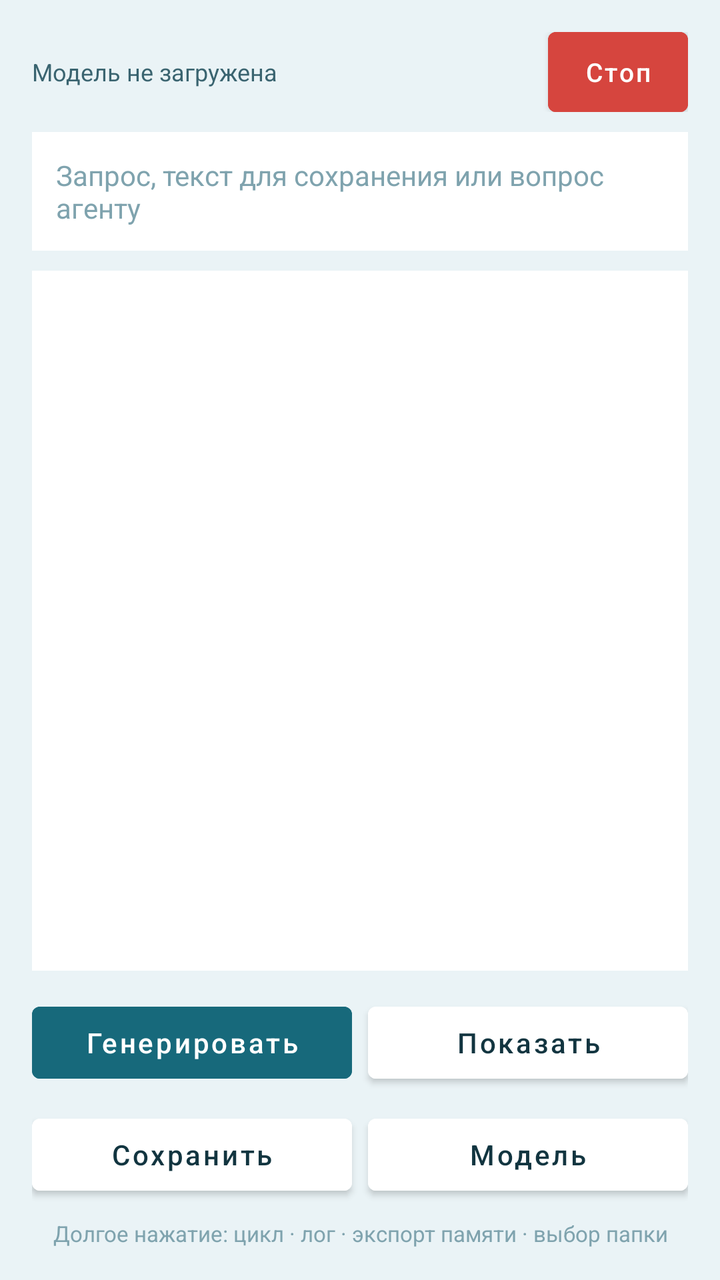
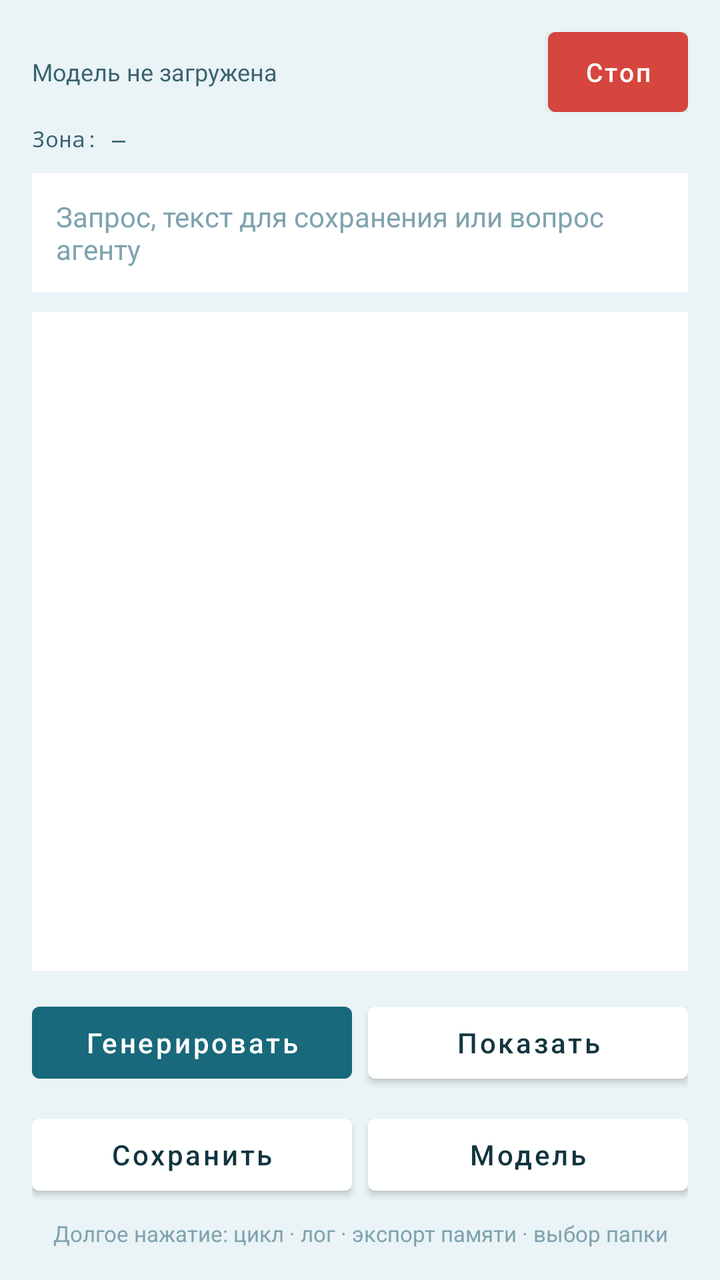

The first picture is an Android layout as it rendered before a commit; the second is the same layout after the commit. The layout source and the unified diff follow.
<!-- AndroidManifest.xml: application theme Theme.UroborosMobile -->
<!-- res/layout/activity_main.xml -->
<?xml version="1.0" encoding="utf-8"?>
<LinearLayout xmlns:android="http://schemas.android.com/apk/res/android"
    android:layout_width="match_parent"
    android:layout_height="match_parent"
    android:orientation="vertical"
    android:background="#EAF3F6"
    android:padding="16dp">

    
    <LinearLayout
        android:layout_width="match_parent"
        android:layout_height="wrap_content"
        android:orientation="horizontal"
        android:gravity="center_vertical">

        <TextView
            android:id="@+id/textModelStatus"
            android:layout_width="0dp"
            android:layout_height="wrap_content"
            android:layout_weight="1"
            android:textSize="12sp"
            android:textColor="#3A6470"
            android:maxLines="1"
            android:ellipsize="end"
            android:text="Модель не загружена"/>

        <Button
            android:id="@+id/buttonStop"
            android:layout_width="wrap_content"
            android:layout_height="wrap_content"
            android:layout_marginStart="8dp"
            android:minWidth="0dp"
            android:minHeight="40dp"
            android:paddingStart="18dp"
            android:paddingEnd="18dp"
            android:insetTop="0dp"
            android:insetBottom="0dp"
            android:textSize="13sp"
            android:textAllCaps="false"
            android:textColor="#FFFFFF"
            android:backgroundTint="#D6453E"
            android:text="Стоп"/>

    </LinearLayout>

    
    <TextView
        android:id="@+id/textStopBanner"
        android:layout_width="match_parent"
        android:layout_height="wrap_content"
        android:layout_marginTop="10dp"
        android:padding="12dp"
        android:background="#FBE3E1"
        android:textSize="13sp"
        android:textColor="#A3231D"
        android:visibility="gone"
        android:text="Остановлено"/>

    <EditText
        android:id="@+id/editTextInput"
        android:layout_width="match_parent"
        android:layout_height="wrap_content"
        android:layout_marginTop="10dp"
        android:padding="12dp"
        android:background="#FFFFFF"
        android:textSize="14sp"
        android:textColor="#123540"
        android:textColorHint="#7FA3AE"
        android:inputType="textMultiLine"
        android:maxLines="4"
        android:hint="Запрос, текст для сохранения или вопрос агенту"/>

    
    <TextView
        android:id="@+id/textAnswerLabel"
        android:layout_width="match_parent"
        android:layout_height="wrap_content"
        android:layout_marginTop="10dp"
        android:paddingStart="10dp"
        android:paddingTop="8dp"
        android:paddingEnd="10dp"
        android:background="#FFFFFF"
        android:textSize="12sp"
        android:textStyle="bold"
        android:textColor="#5B4B9E"
        android:visibility="gone"
        android:text="Ответ агента"/>

    <TextView
        android:id="@+id/textAnswer"
        android:layout_width="match_parent"
        android:layout_height="wrap_content"
        android:paddingStart="10dp"
        android:paddingBottom="8dp"
        android:paddingEnd="10dp"
        android:background="#FFFFFF"
        android:textSize="13sp"
        android:textColor="#123540"
        android:visibility="gone"/>

    <ScrollView
        android:layout_width="match_parent"
        android:layout_height="0dp"
        android:layout_weight="1"
        android:layout_marginTop="10dp"
        android:padding="12dp"
        android:background="#FFFFFF">

        <TextView
            android:id="@+id/textResults"
            android:layout_width="match_parent"
            android:layout_height="wrap_content"
            android:textSize="13sp"
            android:textColor="#123540"
            android:fontFamily="monospace"/>

    </ScrollView>

    
    <LinearLayout
        android:layout_width="match_parent"
        android:layout_height="wrap_content"
        android:orientation="horizontal"
        android:layout_marginTop="12dp">

        
        <Button
            android:id="@+id/buttonGenerate"
            android:layout_width="0dp"
            android:layout_height="wrap_content"
            android:layout_weight="1"
            android:minHeight="48dp"
            android:textSize="14sp"
            android:textAllCaps="false"
            android:textColor="#FFFFFF"
            android:backgroundTint="#17697B"
            android:enabled="false"
            android:text="Генерировать"/>

        <Button
            android:id="@+id/buttonShow"
            android:layout_width="0dp"
            android:layout_height="wrap_content"
            android:layout_weight="1"
            android:layout_marginStart="8dp"
            android:minHeight="48dp"
            android:textSize="14sp"
            android:textAllCaps="false"
            android:textColor="#123540"
            android:backgroundTint="#FFFFFF"
            android:text="Показать"/>

    </LinearLayout>

    <LinearLayout
        android:layout_width="match_parent"
        android:layout_height="wrap_content"
        android:orientation="horizontal"
        android:layout_marginTop="8dp">

        <Button
            android:id="@+id/buttonSave"
            android:layout_width="0dp"
            android:layout_height="wrap_content"
            android:layout_weight="1"
            android:minHeight="48dp"
            android:textSize="14sp"
            android:textAllCaps="false"
            android:textColor="#123540"
            android:backgroundTint="#FFFFFF"
            android:text="Сохранить"/>

        <Button
            android:id="@+id/buttonLoadModel"
            android:layout_width="0dp"
            android:layout_height="wrap_content"
            android:layout_weight="1"
            android:layout_marginStart="8dp"
            android:minHeight="48dp"
            android:textSize="14sp"
            android:textAllCaps="false"
            android:textColor="#123540"
            android:backgroundTint="#FFFFFF"
            android:text="Модель"/>

    </LinearLayout>

    
    <TextView
        android:layout_width="match_parent"
        android:layout_height="wrap_content"
        android:layout_marginTop="8dp"
        android:gravity="center"
        android:textSize="11sp"
        android:textColor="#7FA3AE"
        android:text="Долгое нажатие: цикл · лог · экспорт памяти · выбор папки"/>

</LinearLayout>
<!-- resources referenced by this layout -->
<resources>
  <style name="Theme.UroborosMobile" parent="Theme.MaterialComponents.DayNight.NoActionBar" />
</resources>

<!-- the commit's change to res/layout/activity_main.xml (unified diff, before → after) -->
@@ -42,6 +42,18 @@
             android:text="Стоп"/>
 
     </LinearLayout>
+
+    
+    <TextView
+        android:id="@+id/textMetrics"
+        android:layout_width="match_parent"
+        android:layout_height="wrap_content"
+        android:layout_marginTop="6dp"
+        android:textSize="11sp"
+        android:textColor="#3A6470"
+        android:fontFamily="monospace"
+        android:lineSpacingExtra="2dp"
+        android:text="Зона: —"/>
 
     
     <TextView
